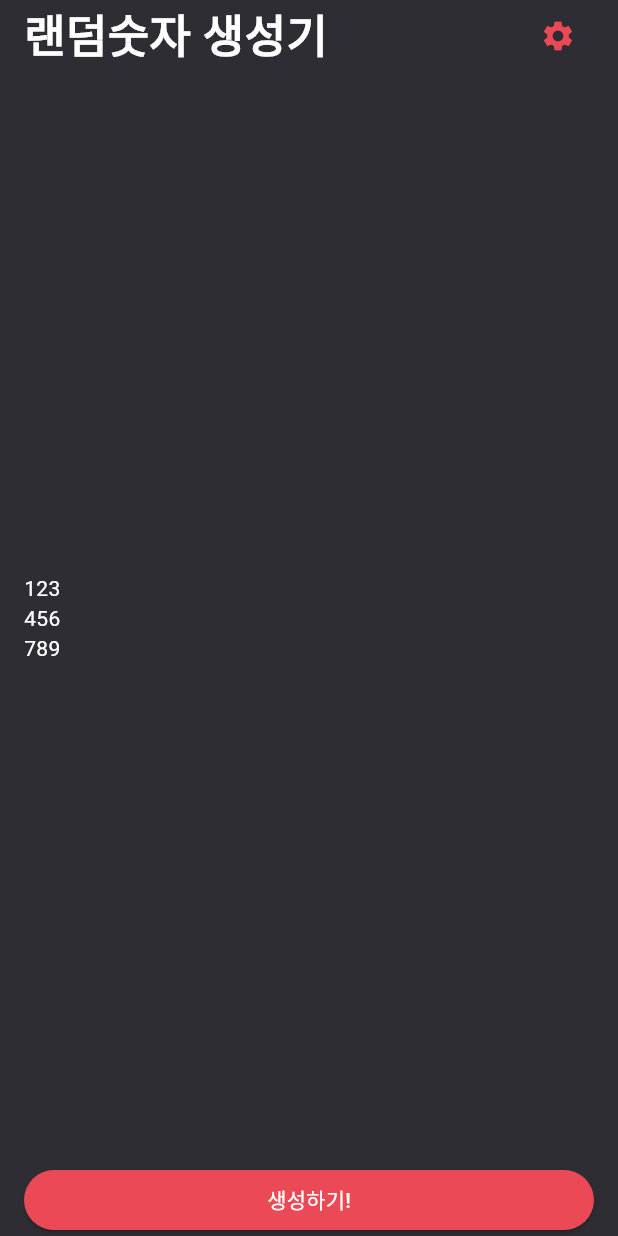
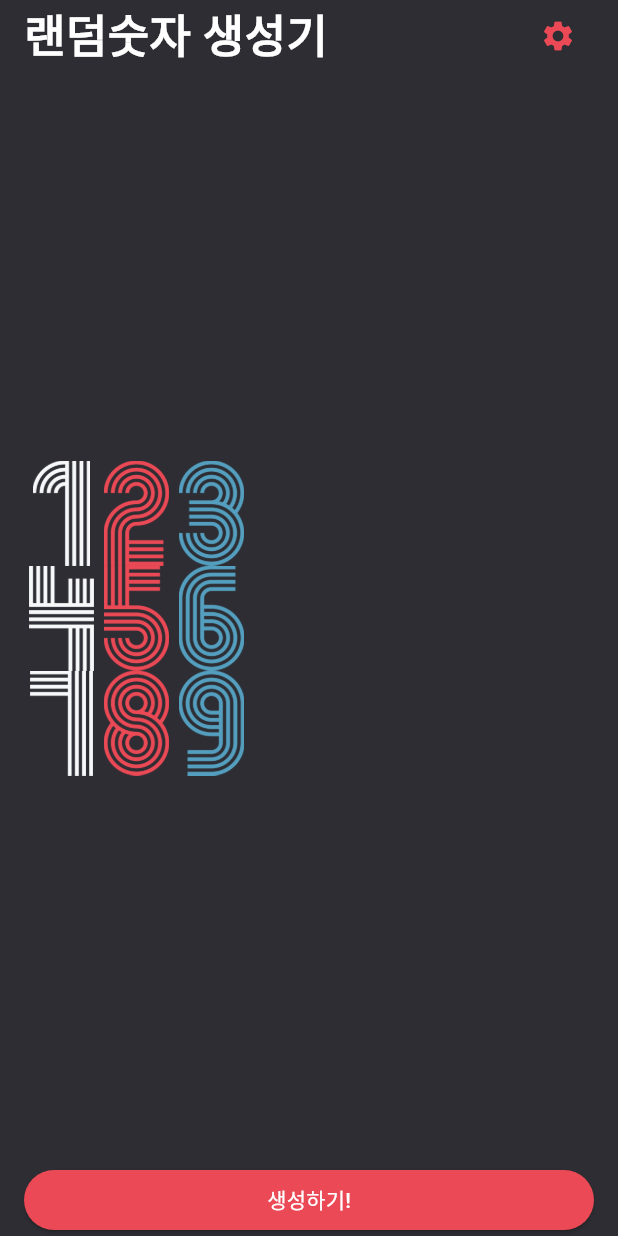
Before and after one commit to bingbingpa/hello-flutter, a Flutter app: the screen it shows after launch, on a phone screen of 412 x 824 dp. Run offline on Flutter 3.47's test engine with Material 3 defaults, Android fonts, the phone set to English and light mode, and no system bars; our stand-ins replace webview_flutter.

Commit message:
[Random Number Generator] Text 위젯 대신 Image 위젯 사용하기

```diff
--- a/random_number_generator/lib/screen/home_screen.dart
+++ b/random_number_generator/lib/screen/home_screen.dart
@@ -56,16 +56,14 @@ class _Body extends StatelessWidget {
     return Expanded(
       child: Column(
         mainAxisAlignment: MainAxisAlignment.center,
-        children: [
-          [1, 2, 3],
-          [4, 5, 6],
-          [7, 8, 9]
-        ]
+        children: [123, 456, 789]
+            .map((e) => e.toString().split(''))
             .map((e) => Row(
                 children: e
-                    .map((number) => Text(
-                          number.toString(),
-                          style: TextStyle(color: Colors.white),
+                    .map((number) => Image.asset(
+                          'asset/img/$number.png',
+                          width: 50.0,
+                          height: 70.0,
                         ))
                     .toList()))
             .toList(),
```
